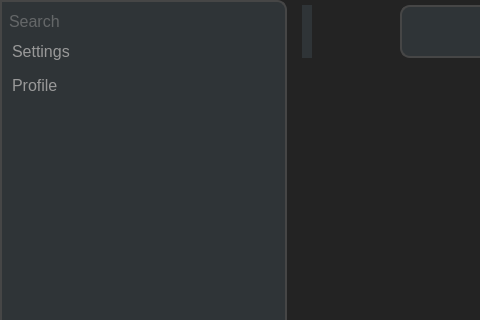
This is mainwindow.ui in alvi-khan/Marshal as Qt 5 draws it before an edit; both pictures show x 0 to 480 and y 0 to 320 of the 908 by 504 pixel window. The edited form follows.
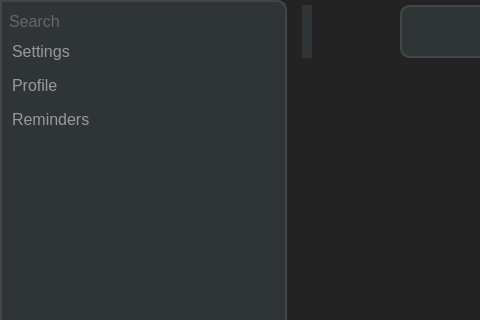
This is the edited form. Icons and pictures are not drawn. Custom widgets are drawn as their Qt base class.

Commit message: Added reminders dialog.

The edit to the form file:
```diff
--- a/mainwindow.ui
+++ b/mainwindow.ui
@@ -215,6 +215,33 @@
           </property>
          </widget>
         </item>
+        <item>
+         <widget class="QPushButton" name="remindersButton">
+          <property name="sizePolicy">
+           <sizepolicy hsizetype="Minimum" vsizetype="Minimum">
+            <horstretch>0</horstretch>
+            <verstretch>0</verstretch>
+           </sizepolicy>
+          </property>
+          <property name="font">
+           <font>
+            <family>Segoe UI</family>
+            <pointsize>12</pointsize>
+           </font>
+          </property>
+          <property name="styleSheet">
+           <string notr="true">color: rgb(153, 153, 153);
+Text-align: left;</string>
+          </property>
+          <property name="text">
+           <string>Reminders</string>
+          </property>
+          <property name="icon">
+           <iconset resource="Resources.qrc">
+            <normaloff>:/Icons/Resources/Icons/Reminder.svg</normaloff>:/Icons/Resources/Icons/Reminder.svg</iconset>
+          </property>
+         </widget>
+        </item>
         <item>
          <widget class="QTreeView" name="sideBar">
           <property name="font">
```
Left out of the diff: 2 changed lines with no effect on the pictures. The commit also changes 11 other files.
